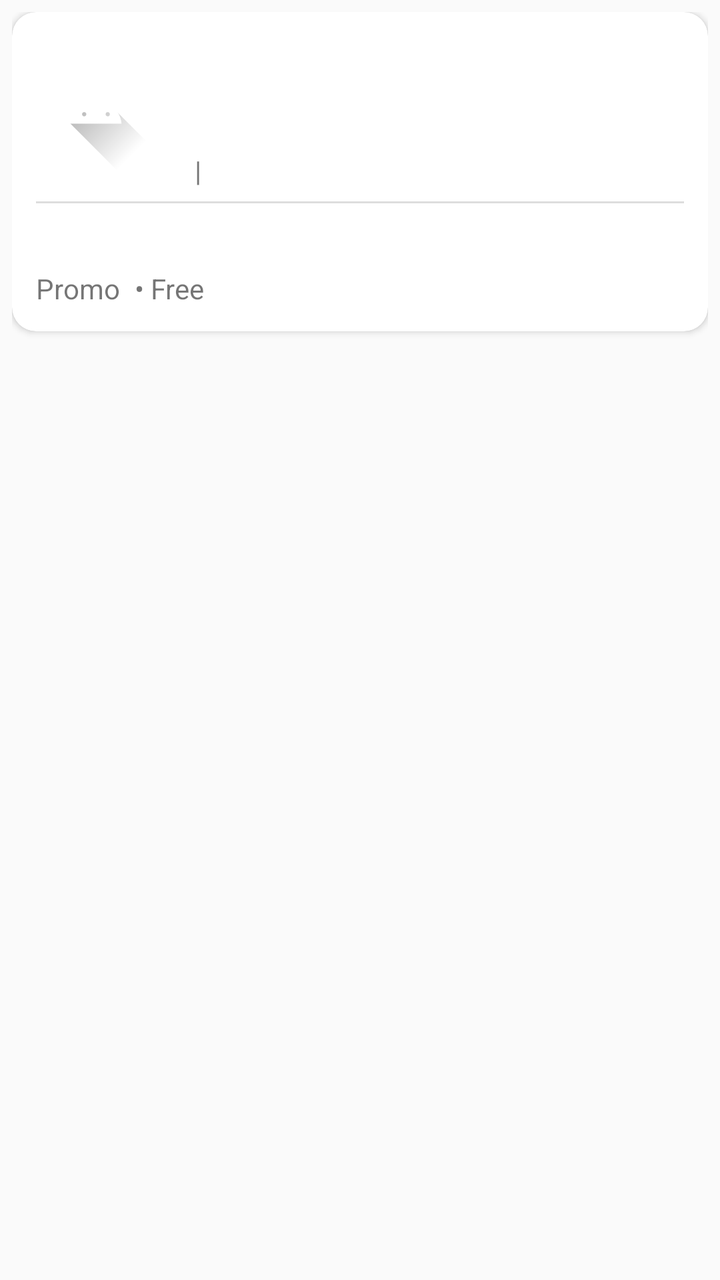
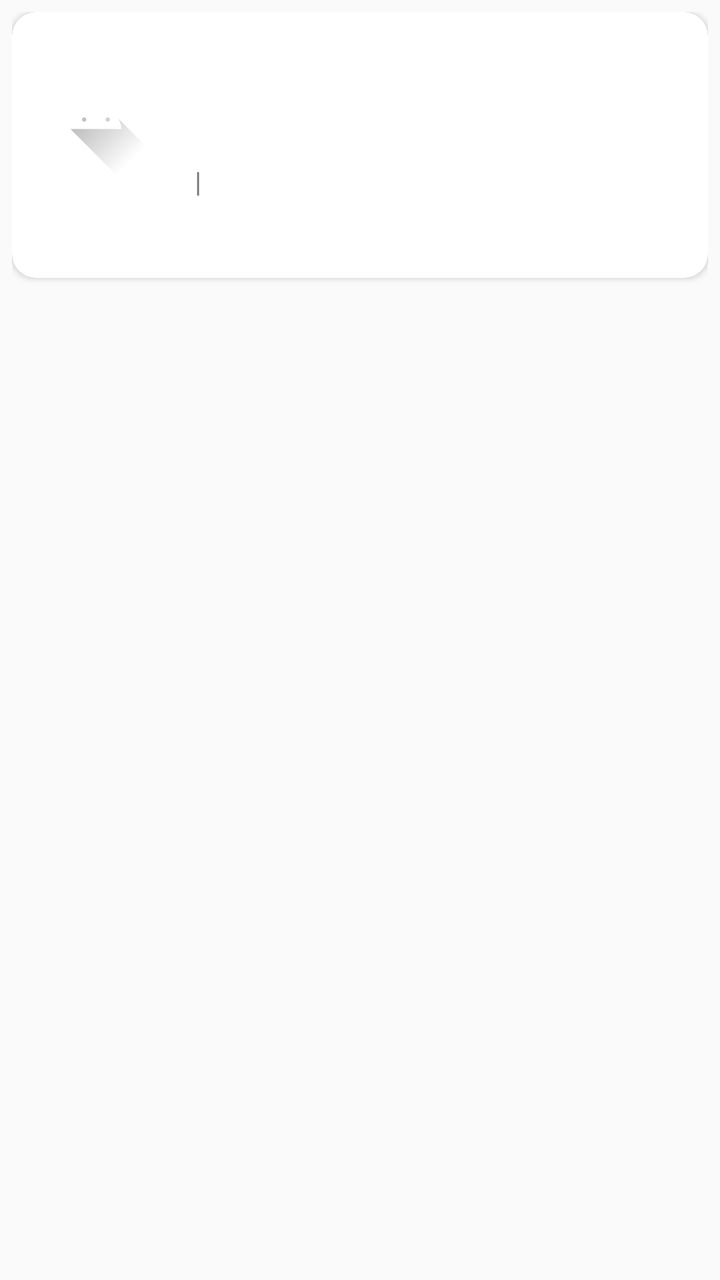

Two renders of the same Android screen: before a commit and after it. Below are the layout's source before the change and the commit's diff.
<!-- AndroidManifest.xml: application theme Theme.ThesisUIResearch -->
<!-- res/layout/item_variant3.xml -->
<?xml version="1.0" encoding="utf-8"?>
<FrameLayout xmlns:android="http://schemas.android.com/apk/res/android"
    xmlns:app="http://schemas.android.com/apk/res-auto"
    xmlns:tools="http://schemas.android.com/tools"
    android:layout_width="match_parent"
    android:layout_height="wrap_content"
    android:padding="6dp">

    <androidx.cardview.widget.CardView
        android:layout_width="match_parent"
        android:layout_height="wrap_content"
        app:cardCornerRadius="12dp"
        app:cardElevation="2dp">

        <LinearLayout
            android:layout_width="match_parent"
            android:layout_height="wrap_content"
            android:orientation="vertical"
            android:padding="12dp">

            
            <LinearLayout
                android:layout_width="match_parent"
                android:layout_height="wrap_content"
                android:orientation="vertical"
                tools:ignore="UselessParent">

                
                <LinearLayout
                    android:layout_width="match_parent"
                    android:layout_height="wrap_content"
                    android:orientation="vertical">

                    
                    <LinearLayout
                        android:layout_width="match_parent"
                        android:layout_height="wrap_content"
                        android:orientation="vertical">

                        
                        <LinearLayout
                            android:layout_width="match_parent"
                            android:layout_height="wrap_content"
                            android:orientation="horizontal"
                            android:gravity="center_vertical">

                            <ImageView
                                android:id="@+id/imgProduct"
                                android:layout_width="60dp"
                                android:layout_height="60dp"
                                android:src="@drawable/ic_launcher_foreground"
                                android:scaleType="centerCrop"
                                android:contentDescription="@string/app_name"/>

                            <LinearLayout
                                android:layout_width="0dp"
                                android:layout_height="wrap_content"
                                android:layout_weight="1"
                                android:layout_marginStart="12dp"
                                android:orientation="vertical">

                                
                                <LinearLayout
                                    android:layout_width="match_parent"
                                    android:layout_height="wrap_content"
                                    android:orientation="vertical">

                                    <TextView
                                        android:id="@+id/tvProductName"
                                        android:layout_width="match_parent"
                                        android:layout_height="wrap_content"
                                        android:textSize="14sp"
                                        android:textStyle="bold"
                                        tools:ignore="TooDeepLayout" />

                                    <TextView
                                        android:id="@+id/tvCategory"
                                        android:layout_width="match_parent"
                                        android:layout_height="wrap_content"
                                        android:textSize="12sp"/>
                                </LinearLayout>

                                <TextView
                                    android:id="@+id/tvShopName"
                                    android:layout_width="match_parent"
                                    android:layout_height="wrap_content"
                                    android:textSize="12sp"
                                    android:layout_marginTop="2dp"/>

                                
                                <LinearLayout
                                    android:layout_width="wrap_content"
                                    android:layout_height="wrap_content"
                                    android:orientation="horizontal"
                                    android:layout_marginTop="4dp">

                                    <TextView
                                        android:id="@+id/tvPrice"
                                        android:layout_width="wrap_content"
                                        android:layout_height="wrap_content"
                                        android:textStyle="bold"/>

                                    <TextView
                                        android:layout_width="wrap_content"
                                        android:layout_height="wrap_content"
                                        android:text=" | "
                                        android:layout_marginStart="4dp"
                                        tools:ignore="HardcodedText" />

                                    <TextView
                                        android:id="@+id/tvStock"
                                        android:layout_width="wrap_content"
                                        android:layout_height="wrap_content"/>
                                </LinearLayout>

                            </LinearLayout>

                        </LinearLayout>

                        
                        <View
                            android:layout_width="match_parent"
                            android:layout_height="1dp"
                            android:layout_marginTop="6dp"
                            android:background="#DDDDDD"/>

                        
                        <LinearLayout
                            android:layout_width="match_parent"
                            android:layout_height="wrap_content"
                            android:orientation="horizontal"
                            android:layout_marginTop="8dp">

                            <TextView
                                android:id="@+id/tvRating"
                                android:layout_width="wrap_content"
                                android:layout_height="wrap_content"/>

                            <TextView
                                android:id="@+id/tvSold"
                                android:layout_width="wrap_content"
                                android:layout_height="wrap_content"
                                android:layout_marginStart="6dp"/>

                            <TextView
                                android:id="@+id/tvLocation"
                                android:layout_width="0dp"
                                android:layout_height="wrap_content"
                                android:layout_weight="1"
                                android:gravity="end"
                                android:layout_marginStart="6dp"/>
                        </LinearLayout>

                        
                        <LinearLayout
                            android:layout_width="match_parent"
                            android:layout_height="wrap_content"
                            android:orientation="horizontal"
                            android:layout_marginTop="6dp">

                            <TextView
                                android:layout_width="wrap_content"
                                android:layout_height="wrap_content"
                                android:text="Promo"
                                tools:ignore="HardcodedText" />

                            <TextView
                                android:layout_width="wrap_content"
                                android:layout_height="wrap_content"
                                android:text=" • "
                                android:layout_marginStart="4dp"
                                tools:ignore="HardcodedText" />

                            <TextView
                                android:layout_width="wrap_content"
                                android:layout_height="wrap_content"
                                android:text="Free"
                                tools:ignore="HardcodedText" />
                        </LinearLayout>

                    </LinearLayout>

                </LinearLayout>

            </LinearLayout>

        </LinearLayout>

    </androidx.cardview.widget.CardView>

</FrameLayout>
<!-- resources referenced by this layout -->
<resources>
  <!-- drawable ic_launcher_foreground (drawable) -->
  <vector xmlns:android="http://schemas.android.com/apk/res/android"
      xmlns:aapt="http://schemas.android.com/aapt"
      android:width="108dp"
      android:height="108dp"
      android:viewportWidth="108"
      android:viewportHeight="108">
      <path android:pathData="M31,63.928c0,0 6.4,-11 12.1,-13.1c7.2,-2.6 26,-1.4 26,-1.4l38.1,38.1L107,108.928l-32,-1L31,63.928z">
          <aapt:attr name="android:fillColor">
              <gradient
                  android:endX="85.84757"
                  android:endY="92.4963"
                  android:startX="42.9492"
                  android:startY="49.59793"
                  android:type="linear">
                  <item
                      android:color="#44000000"
                      android:offset="0.0" />
                  <item
                      android:color="#00000000"
                      android:offset="1.0" />
              </gradient>
          </aapt:attr>
      </path>
      <path
          android:fillColor="#FFFFFF"
          android:fillType="nonZero"
          android:pathData="M65.3,45.828l3.8,-6.6c0.2,-0.4 0.1,-0.9 -0.3,-1.1c-0.4,-0.2 -0.9,-0.1 -1.1,0.3l-3.9,6.7c-6.3,-2.8 -13.4,-2.8 -19.7,0l-3.9,-6.7c-0.2,-0.4 -0.7,-0.5 -1.1,-0.3C38.8,38.328 38.7,38.828 38.9,39.228l3.8,6.6C36.2,49.428 31.7,56.028 31,63.928h46C76.3,56.028 71.8,49.428 65.3,45.828zM43.4,57.328c-0.8,0 -1.5,-0.5 -1.8,-1.2c-0.3,-0.7 -0.1,-1.5 0.4,-2.1c0.5,-0.5 1.4,-0.7 2.1,-0.4c0.7,0.3 1.2,1 1.2,1.8C45.3,56.528 44.5,57.328 43.4,57.328L43.4,57.328zM64.6,57.328c-0.8,0 -1.5,-0.5 -1.8,-1.2s-0.1,-1.5 0.4,-2.1c0.5,-0.5 1.4,-0.7 2.1,-0.4c0.7,0.3 1.2,1 1.2,1.8C66.5,56.528 65.6,57.328 64.6,57.328L64.6,57.328z"
          android:strokeWidth="1"
          android:strokeColor="#00000000" />
  </vector>
  <string name="app_name">ThesisUIResearch</string>
  <style name="Theme.ThesisUIResearch" parent="Theme.AppCompat.Light.NoActionBar" />
</resources>

<!-- the commit's change to res/layout/item_variant3.xml (unified diff, before → after) -->
@@ -1,7 +1,6 @@
 <?xml version="1.0" encoding="utf-8"?>
 <FrameLayout xmlns:android="http://schemas.android.com/apk/res/android"
     xmlns:app="http://schemas.android.com/apk/res-auto"
-    xmlns:tools="http://schemas.android.com/tools"
     android:layout_width="match_parent"
     android:layout_height="wrap_content"
     android:padding="6dp">
@@ -22,166 +21,86 @@
             <LinearLayout
                 android:layout_width="match_parent"
                 android:layout_height="wrap_content"
-                android:orientation="vertical"
-                tools:ignore="UselessParent">
+                android:orientation="horizontal"
+                android:gravity="center_vertical">
 
-                
+                <ImageView
+                    android:id="@+id/imgProduct"
+                    android:layout_width="60dp"
+                    android:layout_height="60dp"
+                    android:src="@drawable/ic_launcher_foreground"
+                    android:scaleType="centerCrop"/>
+
                 <LinearLayout
-                    android:layout_width="match_parent"
+                    android:layout_width="0dp"
                     android:layout_height="wrap_content"
+                    android:layout_weight="1"
+                    android:layout_marginStart="12dp"
                     android:orientation="vertical">
 
-                    
-                    <LinearLayout
+                    <TextView
+                        android:id="@+id/tvProductName"
                         android:layout_width="match_parent"
                         android:layout_height="wrap_content"
-                        android:orientation="vertical">
+                        android:textStyle="bold"/>
 
-                        
-                        <LinearLayout
-                            android:layout_width="match_parent"
+                    <TextView
+                        android:id="@+id/tvCategory"
+                        android:layout_width="match_parent"
+                        android:layout_height="wrap_content"/>
+
+                    <TextView
+                        android:id="@+id/tvShopName"
+                        android:layout_width="match_parent"
+                        android:layout_height="wrap_content"
+                        android:layout_marginTop="2dp"/>
+
+                    <LinearLayout
+                        android:layout_width="wrap_content"
+                        android:layout_height="wrap_content"
+                        android:orientation="horizontal"
+                        android:layout_marginTop="4dp">
+
+                        <TextView
+                            android:id="@+id/tvPrice"
+                            android:layout_width="wrap_content"
+                            android:layout_height="wrap_content"/>
+
+                        <TextView
+                            android:layout_width="wrap_content"
                             android:layout_height="wrap_content"
-                            android:orientation="horizontal"
-                            android:gravity="center_vertical">
+                            android:text=" | "
+                            android:layout_marginStart="4dp"/>
 
-                            <ImageView
-                                android:id="@+id/imgProduct"
-                                android:layout_width="60dp"
-                                android:layout_height="60dp"
-                                android:src="@drawable/ic_launcher_foreground"
-                                android:scaleType="centerCrop"
-                                android:contentDescription="@string/app_name"/>
-
-                            <LinearLayout
-                                android:layout_width="0dp"
-                                android:layout_height="wrap_content"
-                                android:layout_weight="1"
-                                android:layout_marginStart="12dp"
-                                android:orientation="vertical">
-
-                                
-                                <LinearLayout
-                                    android:layout_width="match_parent"
-                                    android:layout_height="wrap_content"
-                                    android:orientation="vertical">
-
-                                    <TextView
-                                        android:id="@+id/tvProductName"
-                                        android:layout_width="match_parent"
-                                        android:layout_height="wrap_content"
-                                        android:textSize="14sp"
-                                        android:textStyle="bold"
-                                        tools:ignore="TooDeepLayout" />
-
-                                    <TextView
-                                        android:id="@+id/tvCategory"
-                                        android:layout_width="match_parent"
-                                        android:layout_height="wrap_content"
-                                        android:textSize="12sp"/>
-                                </LinearLayout>
-
-                                <TextView
-                                    android:id="@+id/tvShopName"
-                                    android:layout_width="match_parent"
-                                    android:layout_height="wrap_content"
-                                    android:textSize="12sp"
-                                    android:layout_marginTop="2dp"/>
-
-                                
-                                <LinearLayout
-                                    android:layout_width="wrap_content"
-                                    android:layout_height="wrap_content"
-                                    android:orientation="horizontal"
-                                    android:layout_marginTop="4dp">
-
-                                    <TextView
-                                        android:id="@+id/tvPrice"
-                                        android:layout_width="wrap_content"
-                                        android:layout_height="wrap_content"
-                                        android:textStyle="bold"/>
-
-                                    <TextView
-                                        android:layout_width="wrap_content"
-                                        android:layout_height="wrap_content"
-                                        android:text=" | "
-                                        android:layout_marginStart="4dp"
-                                        tools:ignore="HardcodedText" />
-
-                                    <TextView
-                                        android:id="@+id/tvStock"
-                                        android:layout_width="wrap_content"
-                                        android:layout_height="wrap_content"/>
-                                </LinearLayout>
-
-                            </LinearLayout>
-
-                        </LinearLayout>
-
-                        
-                        <View
-                            android:layout_width="match_parent"
-                            android:layout_height="1dp"
-                            android:layout_marginTop="6dp"
-                            android:background="#DDDDDD"/>
-
-                        
-                        <LinearLayout
-                            android:layout_width="match_parent"
-                            android:layout_height="wrap_content"
-                            android:orientation="horizontal"
-                            android:layout_marginTop="8dp">
-
-                            <TextView
-                                android:id="@+id/tvRating"
-                                android:layout_width="wrap_content"
-                                android:layout_height="wrap_content"/>
-
-                            <TextView
-                                android:id="@+id/tvSold"
-                                android:layout_width="wrap_content"
-                                android:layout_height="wrap_content"
-                                android:layout_marginStart="6dp"/>
-
-                            <TextView
-                                android:id="@+id/tvLocation"
-                                android:layout_width="0dp"
-                                android:layout_height="wrap_content"
-                                android:layout_weight="1"
-                                android:gravity="end"
-                                android:layout_marginStart="6dp"/>
-                        </LinearLayout>
-
-                        
-                        <LinearLayout
-                            android:layout_width="match_parent"
-                            android:layout_height="wrap_content"
-                            android:orientation="horizontal"
-                            android:layout_marginTop="6dp">
-
-                            <TextView
-                                android:layout_width="wrap_content"
-                                android:layout_height="wrap_content"
-                                android:text="Promo"
-                                tools:ignore="HardcodedText" />
-
-                            <TextView
-                                android:layout_width="wrap_content"
-                                android:layout_height="wrap_content"
-                                android:text=" • "
-                                android:layout_marginStart="4dp"
-                                tools:ignore="HardcodedText" />
-
-                            <TextView
-                                android:layout_width="wrap_content"
-                                android:layout_height="wrap_content"
-                                android:text="Free"
-                                tools:ignore="HardcodedText" />
-                        </LinearLayout>
-
+                        <TextView
+                            android:id="@+id/tvStock"
+                            android:layout_width="wrap_content"
+                            android:layout_height="wrap_content"/>
                     </LinearLayout>
 
                 </LinearLayout>
 
+            </LinearLayout>
+
+            
+            <LinearLayout
+                android:layout_width="match_parent"
+                android:layout_height="wrap_content"
+                android:orientation="horizontal"
+                android:layout_marginTop="8dp">
+
+                <TextView
+                    android:id="@+id/tvRating"
+                    android:layout_width="wrap_content"
+                    android:layout_height="wrap_content"/>
+
+                <TextView
+                    android:id="@+id/tvLocation"
+                    android:layout_width="0dp"
+                    android:layout_height="wrap_content"
+                    android:layout_weight="1"
+                    android:gravity="end"
+                    android:layout_marginStart="6dp"/>
             </LinearLayout>
 
         </LinearLayout>
<!-- resource entries referenced after the edit -->
@@ -31,7 +31,6 @@
           android:strokeWidth="1"
           android:strokeColor="#00000000" />
   </vector>
-  <string name="app_name">ThesisUIResearch</string>
   <style name="Theme.ThesisUIResearch" parent="Theme.AppCompat.Light.NoActionBar" />
 </resources>
 
